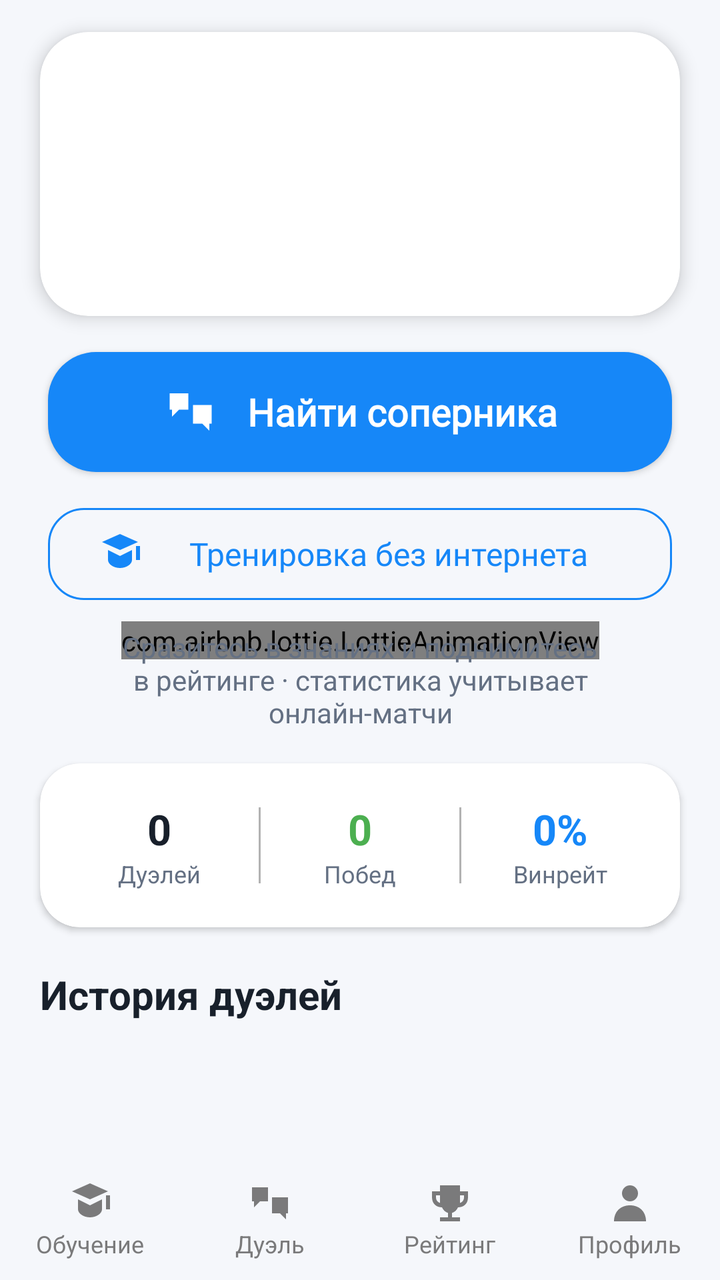
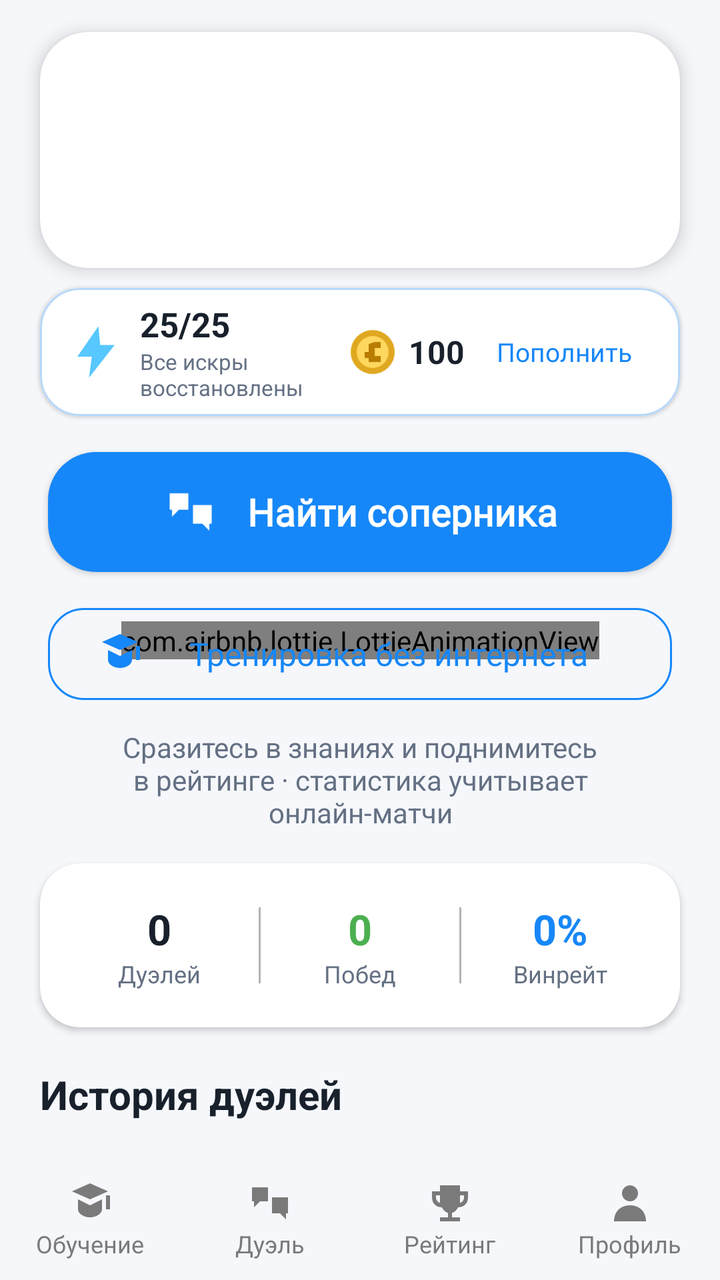

Compare the two renders of this Android layout. The source of the first and the diff that turns it into the second are given below.
<!-- AndroidManifest.xml: application theme Theme.Duelingo -->
<!-- res/layout/activity_menu.xml -->
<androidx.constraintlayout.widget.ConstraintLayout
    xmlns:android="http://schemas.android.com/apk/res/android"
    xmlns:app="http://schemas.android.com/apk/res-auto"
    xmlns:tools="http://schemas.android.com/tools"
    android:layout_width="match_parent"
    android:layout_height="match_parent"
    android:background="?attr/backgroundColor">



    <LinearLayout
        android:id="@+id/searchOverlay"
        android:layout_width="match_parent"
        android:layout_height="match_parent"
        android:visibility="gone"
        android:background="#F21B2433"
        android:clickable="true"
        android:elevation="48dp"
        android:focusable="true"
        android:gravity="center"
        android:orientation="vertical"
        app:layout_constraintBottom_toBottomOf="parent"
        app:layout_constraintEnd_toEndOf="parent"
        app:layout_constraintStart_toStartOf="parent"
        app:layout_constraintTop_toTopOf="parent">

        <ProgressBar
            android:id="@+id/progressBar"
            android:layout_width="80dp"
            android:layout_height="80dp"
            android:indeterminateTint="@color/white"
            android:elevation="12dp"
            app:layout_constraintBottom_toBottomOf="parent"
            app:layout_constraintEnd_toEndOf="parent"
            app:layout_constraintStart_toStartOf="parent"
            app:layout_constraintTop_toTopOf="parent" />

        <TextView
            android:layout_width="wrap_content"
            android:layout_height="wrap_content"
            android:text="@string/searching_for_opponent"
            android:textColor="@color/white"
            android:textSize="16sp"
            android:layout_marginTop="16dp"/>

        <com.google.android.material.button.MaterialButton
            android:id="@+id/btnCancelSearch"
            android:layout_width="wrap_content"
            android:layout_height="wrap_content"
            android:text="@string/cancel_duel_search"
            android:textColor="@color/white"
            android:layout_marginTop="24dp"
            app:backgroundTint="@android:color/transparent"
            app:cornerRadius="18dp"
            app:strokeColor="@color/white"
            app:strokeWidth="1dp" />
    </LinearLayout>

    <com.airbnb.lottie.LottieAnimationView
        android:id="@+id/animationView"
        android:layout_width="wrap_content"
        android:layout_height="wrap_content"
        app:layout_constraintBottom_toBottomOf="parent"
        app:layout_constraintEnd_toEndOf="parent"
        app:layout_constraintStart_toStartOf="parent"
        app:layout_constraintTop_toTopOf="parent"/>

    
    <com.google.android.material.card.MaterialCardView
        android:id="@+id/duelHeroCard"
        android:layout_width="0dp"
        android:layout_height="142dp"
        android:layout_marginHorizontal="20dp"
        android:layout_marginTop="16dp"
        app:cardCornerRadius="24dp"
        app:cardElevation="5dp"
        app:layout_constraintEnd_toEndOf="parent"
        app:layout_constraintStart_toStartOf="parent"
        app:layout_constraintTop_toTopOf="parent">

        <ImageView
            android:id="@+id/duelHeroImage"
            android:layout_width="match_parent"
            android:layout_height="match_parent"
            android:contentDescription="@string/duel_hero_description"
            android:scaleType="centerCrop" />
    </com.google.android.material.card.MaterialCardView>

    <com.google.android.material.button.MaterialButton
        android:id="@+id/btnDuel"
        android:layout_width="0dp"
        android:layout_height="72dp"
        android:layout_marginHorizontal="24dp"
        android:layout_marginTop="12dp"
        android:text="@string/start_duel_search"
        android:textColor="@android:color/white"
        android:textSize="19sp"
        android:textStyle="bold"
        android:elevation="8dp"
        app:backgroundTint="@color/blue_primary"
        app:cornerRadius="24dp"
        app:icon="@drawable/swords24"
        app:iconGravity="textStart"
        app:iconPadding="14dp"
        app:iconSize="28dp"
        app:iconTint="@color/white"
        app:layout_constraintStart_toStartOf="parent"
        app:layout_constraintEnd_toEndOf="parent"
        app:layout_constraintTop_toBottomOf="@id/duelHeroCard"
        tools:ignore="MissingConstraints" />

    <TextView
        android:id="@+id/duelSubtitle"
        android:layout_width="0dp"
        android:layout_height="wrap_content"
        android:layout_marginHorizontal="32dp"
        android:layout_marginTop="10dp"
        android:gravity="center"
        android:text="@string/duel_subtitle"
        android:textColor="?attr/secondaryTextColor"
        android:textSize="14sp"
        app:layout_constraintEnd_toEndOf="parent"
        app:layout_constraintStart_toStartOf="parent"
        app:layout_constraintTop_toBottomOf="@id/btnOfflineDuel" />

    <com.google.android.material.button.MaterialButton
        android:id="@+id/btnOfflineDuel"
        style="@style/Widget.Material3.Button.OutlinedButton"
        android:layout_width="0dp"
        android:layout_height="54dp"
        android:layout_marginHorizontal="24dp"
        android:layout_marginTop="8dp"
        android:text="@string/start_offline_duel"
        android:textAllCaps="false"
        android:textSize="16sp"
        app:cornerRadius="18dp"
        app:icon="@drawable/graduation24"
        app:iconTint="@color/blue_primary"
        app:strokeColor="@color/blue_primary"
        app:strokeWidth="1dp"
        app:layout_constraintEnd_toEndOf="parent"
        app:layout_constraintStart_toStartOf="parent"
        app:layout_constraintTop_toBottomOf="@id/btnDuel" />

    <TextView
        android:id="@+id/historyTitle"
        android:layout_width="wrap_content"
        android:layout_height="wrap_content"
        android:text="@string/duel_history"
        android:textColor="?attr/textColor"
        android:textSize="20sp"
        android:textStyle="bold"
        android:layout_marginTop="20dp"
        android:layout_marginStart="20dp"
        app:layout_constraintTop_toBottomOf="@id/duelStatsCard"
        app:layout_constraintStart_toStartOf="parent"/>

    <com.google.android.material.card.MaterialCardView
        android:id="@+id/duelStatsCard"
        android:layout_width="0dp"
        android:layout_height="82dp"
        android:layout_marginHorizontal="20dp"
        android:layout_marginTop="16dp"
        app:cardBackgroundColor="?attr/cardBackgroundColor"
        app:cardCornerRadius="20dp"
        app:cardElevation="2dp"
        app:layout_constraintEnd_toEndOf="parent"
        app:layout_constraintStart_toStartOf="parent"
        app:layout_constraintTop_toBottomOf="@id/duelSubtitle">

        <LinearLayout
            android:layout_width="match_parent"
            android:layout_height="match_parent"
            android:gravity="center"
            android:orientation="horizontal"
            android:paddingHorizontal="10dp">

            <LinearLayout
                android:layout_width="0dp"
                android:layout_height="wrap_content"
                android:layout_weight="1"
                android:gravity="center"
                android:orientation="vertical">
                <TextView android:id="@+id/duelsPlayedValue" android:layout_width="wrap_content" android:layout_height="wrap_content" android:text="@string/value_zero" android:textColor="?attr/textColor" android:textSize="21sp" android:textStyle="bold" />
                <TextView android:layout_width="wrap_content" android:layout_height="wrap_content" android:text="@string/duels_played" android:textColor="?attr/secondaryTextColor" android:textSize="12sp" />
            </LinearLayout>

            <View android:layout_width="1dp" android:layout_height="38dp" android:background="?attr/dividerColor" />

            <LinearLayout
                android:layout_width="0dp"
                android:layout_height="wrap_content"
                android:layout_weight="1"
                android:gravity="center"
                android:orientation="vertical">
                <TextView android:id="@+id/duelsWonValue" android:layout_width="wrap_content" android:layout_height="wrap_content" android:text="@string/value_zero" android:textColor="@color/green_primary" android:textSize="21sp" android:textStyle="bold" />
                <TextView android:layout_width="wrap_content" android:layout_height="wrap_content" android:text="@string/duels_won" android:textColor="?attr/secondaryTextColor" android:textSize="12sp" />
            </LinearLayout>

            <View android:layout_width="1dp" android:layout_height="38dp" android:background="?attr/dividerColor" />

            <LinearLayout
                android:layout_width="0dp"
                android:layout_height="wrap_content"
                android:layout_weight="1"
                android:gravity="center"
                android:orientation="vertical">
                <TextView android:id="@+id/duelWinRateValue" android:layout_width="wrap_content" android:layout_height="wrap_content" android:text="@string/percentage_zero" android:textColor="@color/blue_primary" android:textSize="21sp" android:textStyle="bold" />
                <TextView android:layout_width="wrap_content" android:layout_height="wrap_content" android:text="@string/duel_win_rate" android:textColor="?attr/secondaryTextColor" android:textSize="12sp" />
            </LinearLayout>
        </LinearLayout>
    </com.google.android.material.card.MaterialCardView>

    <androidx.recyclerview.widget.RecyclerView
        android:id="@+id/duelHistoryRecyclerView"
        android:layout_width="match_parent"
        android:layout_height="0dp"
        android:layout_marginTop="16dp"
        android:clipToPadding="false"
        android:paddingBottom="8dp"
        app:layout_constraintTop_toBottomOf="@id/historyTitle"
        app:layout_constraintBottom_toTopOf="@id/linearLayout2"/>

    <LinearLayout
        android:id="@+id/emptyHistoryContainer"
        android:layout_width="0dp"
        android:layout_height="0dp"
        android:gravity="center"
        android:orientation="horizontal"
        android:paddingHorizontal="20dp"
        android:paddingVertical="10dp"
        android:visibility="gone"
        app:layout_constraintBottom_toTopOf="@id/linearLayout2"
        app:layout_constraintEnd_toEndOf="parent"
        app:layout_constraintStart_toStartOf="parent"
        app:layout_constraintTop_toBottomOf="@id/historyTitle">

        <ImageView
            android:layout_width="44dp"
            android:layout_height="44dp"
            android:alpha="0.85"
            android:contentDescription="@null"
            android:src="@drawable/swords24"
            app:tint="@color/blue_primary" />

        <LinearLayout
            android:layout_width="0dp"
            android:layout_height="wrap_content"
            android:layout_marginStart="14dp"
            android:layout_weight="1"
            android:orientation="vertical">

            <TextView
                android:layout_width="match_parent"
                android:layout_height="wrap_content"
                android:text="@string/empty_duel_history_title"
                android:textColor="?attr/textColor"
                android:textSize="17sp"
                android:textStyle="bold" />

            <TextView
                android:layout_width="match_parent"
                android:layout_height="wrap_content"
                android:layout_marginTop="3dp"
                android:breakStrategy="balanced"
                android:maxLines="3"
                android:text="@string/empty_duel_history_text"
                android:textColor="?attr/secondaryTextColor"
                android:textSize="13sp" />
        </LinearLayout>
    </LinearLayout>

    <LinearLayout
        android:id="@+id/linearLayout2"
        android:layout_width="match_parent"
        android:layout_height="60dp"
        android:background="?attr/backgroundColor"
        android:orientation="horizontal"
        app:layout_constraintBottom_toBottomOf="parent">

        <LinearLayout
            android:id="@+id/tests"
            android:layout_width="0dp"
            android:layout_height="match_parent"
            android:layout_weight="1"
            android:background="?attr/selectableItemBackgroundBorderless"
            android:gravity="center"
            android:orientation="vertical">

            <FrameLayout
                android:layout_width="wrap_content"
                android:layout_height="wrap_content">

                <ImageView
                    android:id="@+id/testIcon"
                    android:layout_width="24dp"
                    android:layout_height="24dp"
                    android:contentDescription="@string/nav_learning"
                    android:src="@drawable/graduation24" />

                <com.airbnb.lottie.LottieAnimationView
                    android:id="@+id/testAnimation"
                    android:layout_width="24dp"
                    android:layout_height="24dp"
                    android:visibility="gone" />
            </FrameLayout>

            <TextView
                android:id="@+id/testTest"
                android:layout_width="wrap_content"
                android:layout_height="wrap_content"
                android:text="@string/nav_learning"
                android:textColor="#7A7A7B"
                android:textSize="12sp" />
        </LinearLayout>

        
        <LinearLayout
            android:id="@+id/duel"
            android:layout_width="0dp"
            android:layout_height="match_parent"
            android:layout_weight="1"
            android:background="?attr/selectableItemBackgroundBorderless"
            android:gravity="center"
            android:orientation="vertical">

            <FrameLayout
                android:layout_width="wrap_content"
                android:layout_height="wrap_content">

                <ImageView
                    android:id="@+id/mainIcon"
                    android:layout_width="24dp"
                    android:layout_height="24dp"
                    android:contentDescription="@string/nav_duel"
                    android:src="@drawable/swords24" />

                <com.airbnb.lottie.LottieAnimationView
                    android:id="@+id/duelAnimation"
                    android:layout_width="24dp"
                    android:layout_height="24dp"
                    android:visibility="gone" />
            </FrameLayout>

            <TextView
                android:id="@+id/mainTest"
                android:layout_width="wrap_content"
                android:layout_height="wrap_content"
                android:text="@string/nav_duel"
                android:textColor="#7A7A7B"
                android:textSize="12sp" />
        </LinearLayout>

        
        <LinearLayout
            android:id="@+id/leaderboard"
            android:layout_width="0dp"
            android:layout_height="match_parent"
            android:layout_weight="1"
            android:background="?attr/selectableItemBackgroundBorderless"
            android:gravity="center"
            android:orientation="vertical">


            <FrameLayout
                android:layout_width="wrap_content"
                android:layout_height="wrap_content">

                <ImageView
                    android:id="@+id/cupIcon"
                    android:layout_width="24dp"
                    android:layout_height="24dp"
                    android:contentDescription="@string/nav_rank"
                    android:src="@drawable/trophy24" />

                <com.airbnb.lottie.LottieAnimationView
                    android:id="@+id/cupAnimation"
                    android:layout_width="24dp"
                    android:layout_height="24dp"
                    android:visibility="gone" />
            </FrameLayout>

            <TextView
                android:id="@+id/cupTest"
                android:layout_width="wrap_content"
                android:layout_height="wrap_content"
                android:text="@string/nav_rank"
                android:textColor="#7A7A7B"
                android:textSize="12sp" />
        </LinearLayout>

        
        <LinearLayout
            android:id="@+id/profile"
            android:layout_width="0dp"
            android:layout_height="match_parent"
            android:layout_weight="1"
            android:background="?attr/selectableItemBackgroundBorderless"
            android:gravity="center"
            android:orientation="vertical">

            <FrameLayout
                android:layout_width="wrap_content"
                android:layout_height="wrap_content">

                <ImageView
                    android:id="@+id/profileIcon"
                    android:layout_width="24dp"
                    android:layout_height="24dp"
                    android:contentDescription="@string/nav_profile"
                    android:src="@drawable/profile24" />

                <com.airbnb.lottie.LottieAnimationView
                    android:id="@+id/profAnimation"
                    android:layout_width="24dp"
                    android:layout_height="24dp"
                    android:visibility="gone" />
            </FrameLayout>

            <TextView
                android:id="@+id/profileTest"
                android:layout_width="wrap_content"
                android:layout_height="wrap_content"
                android:text="@string/nav_profile"
                android:textColor="#7A7A7B"
                android:textSize="12sp" />
        </LinearLayout>
    </LinearLayout>
</androidx.constraintlayout.widget.ConstraintLayout>
<!-- resources referenced by this layout -->
<resources>
  <color name="blue_primary">#1687F8</color>
  <color name="green_primary">#4CAF50</color>
  <color name="white">#FFFFFFFF</color>
  <!-- drawable graduation24 (drawable) -->
  <vector xmlns:android="http://schemas.android.com/apk/res/android" android:width="24dp" android:height="24dp" android:viewportWidth="24" android:viewportHeight="24">
      <path android:fillColor="#7A7A7B" android:pathData="M3,6l9,-4 9,4 -9,4zM6,10l6,3 6,-3v5c0,2 -2.7,4 -6,4s-6,-2 -6,-4zM20,8h2v7h-2z" />
  </vector>
  <!-- drawable profile24 (drawable) -->
  <vector xmlns:android="http://schemas.android.com/apk/res/android" android:width="24dp" android:height="24dp" android:viewportWidth="24" android:viewportHeight="24">
      <path android:fillColor="#7A7A7B" android:pathData="M12,3a4,4 0,1 0,0 8,4 4,0 0,0 0,-8zM4,21c0,-5 3.4,-8 8,-8s8,3 8,8z" />
  </vector>
  <!-- drawable swords24 (drawable) -->
  <vector xmlns:android="http://schemas.android.com/apk/res/android" android:width="24dp" android:height="24dp" android:viewportWidth="24" android:viewportHeight="24">
      <path android:fillColor="#7A7A7B" android:pathData="M3,4h8v7H7l-3,3v-3H3zM13,9h8v8h-1v3l-3,-3h-4z" />
  </vector>
  <string name="cancel_duel_search">Отменить поиск</string>
  <string name="duel_hero_description">Иллюстрация языковой дуэли</string>
  <string name="duel_history">История дуэлей</string>
  <string name="duel_subtitle">Сразитесь в знаниях и поднимитесь в рейтинге · статистика учитывает онлайн-матчи</string>
  <string name="duel_win_rate">Винрейт</string>
  <string name="duels_played">Дуэлей</string>
  <string name="duels_won">Побед</string>
  <string name="empty_duel_history_text">Найдите соперника — здесь появятся счёт, время и результат матча.</string>
  <string name="empty_duel_history_title">Первая победа впереди</string>
  <string name="nav_duel">Дуэль</string>
  <string name="nav_learning">Обучение</string>
  <string name="nav_profile">Профиль</string>
  <string name="nav_rank">Рейтинг</string>
  <string name="percentage_zero" translatable="false" formatted="false">0%</string>
  <string name="searching_for_opponent">Подбираем соперника вашего уровня…</string>
  <string name="start_duel_search">Найти соперника</string>
  <string name="start_offline_duel">Тренировка без интернета</string>
  <string name="value_zero" translatable="false">0</string>
  <color name="black">#FF000000</color>
  <color name="background_light">#F5F7FB</color>
  <color name="text_color_light">#18202B</color>
  <color name="secondary_text_light">#647083</color>
  <color name="surface_light">#FFFFFF</color>
  <color name="gray_light">#B3B3B3</color>
  <!-- unchanged entries left out for length: 3 -->
</resources>

<!-- the commit's change to res/layout/activity_menu.xml (unified diff, before → after) -->
@@ -69,7 +69,7 @@
     <com.google.android.material.card.MaterialCardView
         android:id="@+id/duelHeroCard"
         android:layout_width="0dp"
-        android:layout_height="142dp"
+        android:layout_height="118dp"
         android:layout_marginHorizontal="20dp"
         android:layout_marginTop="16dp"
         app:cardCornerRadius="24dp"
@@ -84,6 +84,88 @@
             android:layout_height="match_parent"
             android:contentDescription="@string/duel_hero_description"
             android:scaleType="centerCrop" />
+    </com.google.android.material.card.MaterialCardView>
+
+    <com.google.android.material.card.MaterialCardView
+        android:id="@+id/duelEconomyCard"
+        android:layout_width="0dp"
+        android:layout_height="64dp"
+        android:layout_marginHorizontal="20dp"
+        android:layout_marginTop="10dp"
+        app:cardBackgroundColor="?attr/cardBackgroundColor"
+        app:cardCornerRadius="20dp"
+        app:strokeColor="@color/word_chip_stroke"
+        app:strokeWidth="1dp"
+        app:layout_constraintEnd_toEndOf="parent"
+        app:layout_constraintStart_toStartOf="parent"
+        app:layout_constraintTop_toBottomOf="@id/duelHeroCard">
+
+        <LinearLayout
+            android:layout_width="match_parent"
+            android:layout_height="match_parent"
+            android:gravity="center_vertical"
+            android:orientation="horizontal"
+            android:paddingHorizontal="14dp">
+
+            <ImageView
+                android:layout_width="28dp"
+                android:layout_height="28dp"
+                android:contentDescription="@string/rush_sparks"
+                android:src="@drawable/ic_rush_spark" />
+
+            <LinearLayout
+                android:layout_width="0dp"
+                android:layout_height="wrap_content"
+                android:layout_marginStart="8dp"
+                android:layout_weight="1"
+                android:orientation="vertical">
+
+                <TextView
+                    android:id="@+id/rushBalanceText"
+                    android:layout_width="wrap_content"
+                    android:layout_height="wrap_content"
+                    android:text="25/25"
+                    android:textColor="?attr/textColor"
+                    android:textSize="17sp"
+                    android:textStyle="bold" />
+
+                <TextView
+                    android:id="@+id/rushTimerText"
+                    android:layout_width="wrap_content"
+                    android:layout_height="wrap_content"
+                    android:text="@string/rush_sparks_ready"
+                    android:textColor="?attr/secondaryTextColor"
+                    android:textSize="11sp" />
+            </LinearLayout>
+
+            <ImageView
+                android:layout_width="24dp"
+                android:layout_height="24dp"
+                android:contentDescription="@null"
+                android:src="@drawable/ic_gold_coin" />
+
+            <TextView
+                android:id="@+id/goldBalanceText"
+                android:layout_width="wrap_content"
+                android:layout_height="wrap_content"
+                android:layout_marginStart="6dp"
+                android:minWidth="34dp"
+                android:text="100"
+                android:textColor="?attr/textColor"
+                android:textSize="16sp"
+                android:textStyle="bold" />
+
+            <com.google.android.material.button.MaterialButton
+                android:id="@+id/refillRushButton"
+                style="@style/Widget.Material3.Button.TextButton"
+                android:layout_width="wrap_content"
+                android:layout_height="46dp"
+                android:minWidth="0dp"
+                android:paddingHorizontal="10dp"
+                android:text="@string/open_rush_store"
+                android:textAllCaps="false"
+                android:textSize="13sp" />
+        </LinearLayout>
     </com.google.android.material.card.MaterialCardView>
 
     <com.google.android.material.button.MaterialButton
@@ -106,7 +188,7 @@
         app:iconTint="@color/white"
         app:layout_constraintStart_toStartOf="parent"
         app:layout_constraintEnd_toEndOf="parent"
-        app:layout_constraintTop_toBottomOf="@id/duelHeroCard"
+        app:layout_constraintTop_toBottomOf="@id/duelEconomyCard"
         tools:ignore="MissingConstraints" />
 
     <TextView
<!-- resource entries referenced after the edit -->
@@ -3,9 +3,20 @@
   <color name="blue_primary">#1687F8</color>
   <color name="green_primary">#4CAF50</color>
   <color name="white">#FFFFFFFF</color>
+  <color name="word_chip_stroke">#B7D8FA</color>
   <!-- drawable graduation24 (drawable) -->
   <vector xmlns:android="http://schemas.android.com/apk/res/android" android:width="24dp" android:height="24dp" android:viewportWidth="24" android:viewportHeight="24">
       <path android:fillColor="#7A7A7B" android:pathData="M3,6l9,-4 9,4 -9,4zM6,10l6,3 6,-3v5c0,2 -2.7,4 -6,4s-6,-2 -6,-4zM20,8h2v7h-2z" />
+  </vector>
+  <!-- drawable ic_gold_coin (drawable) -->
+  <vector xmlns:android="http://schemas.android.com/apk/res/android" android:width="24dp" android:height="24dp" android:viewportWidth="24" android:viewportHeight="24">
+      <path android:fillColor="#E0A820" android:pathData="M12,1 A11,11 0,1 0,12 23 A11,11 0,1 0,12 1"/>
+      <path android:fillColor="#FFD75E" android:pathData="M12,4 A8,8 0,1 0,12 20 A8,8 0,1 0,12 4"/>
+      <path android:fillColor="#B77C00" android:pathData="M13,7 L16,7 L16,10 L13,10 L13,14 L16,14 L16,17 L10,17 L10,15 L8,15 L8,12 L10,12 L10,8 Z"/>
+  </vector>
+  <!-- drawable ic_rush_spark (drawable) -->
+  <vector xmlns:android="http://schemas.android.com/apk/res/android" android:width="24dp" android:height="24dp" android:viewportWidth="24" android:viewportHeight="24">
+      <path android:fillColor="#57C7FF" android:pathData="M13,1 L4,14 L10.2,14 L9,23 L20,9 L13.8,9 Z"/>
   </vector>
   <!-- drawable profile24 (drawable) -->
   <vector xmlns:android="http://schemas.android.com/apk/res/android" android:width="24dp" android:height="24dp" android:viewportWidth="24" android:viewportHeight="24">
@@ -28,7 +39,10 @@
   <string name="nav_learning">Обучение</string>
   <string name="nav_profile">Профиль</string>
   <string name="nav_rank">Рейтинг</string>
+  <string name="open_rush_store">Пополнить</string>
   <string name="percentage_zero" translatable="false" formatted="false">0%</string>
+  <string name="rush_sparks">Rush-искры</string>
+  <string name="rush_sparks_ready">Все искры восстановлены</string>
   <string name="searching_for_opponent">Подбираем соперника вашего уровня…</string>
   <string name="start_duel_search">Найти соперника</string>
   <string name="start_offline_duel">Тренировка без интернета</string>
